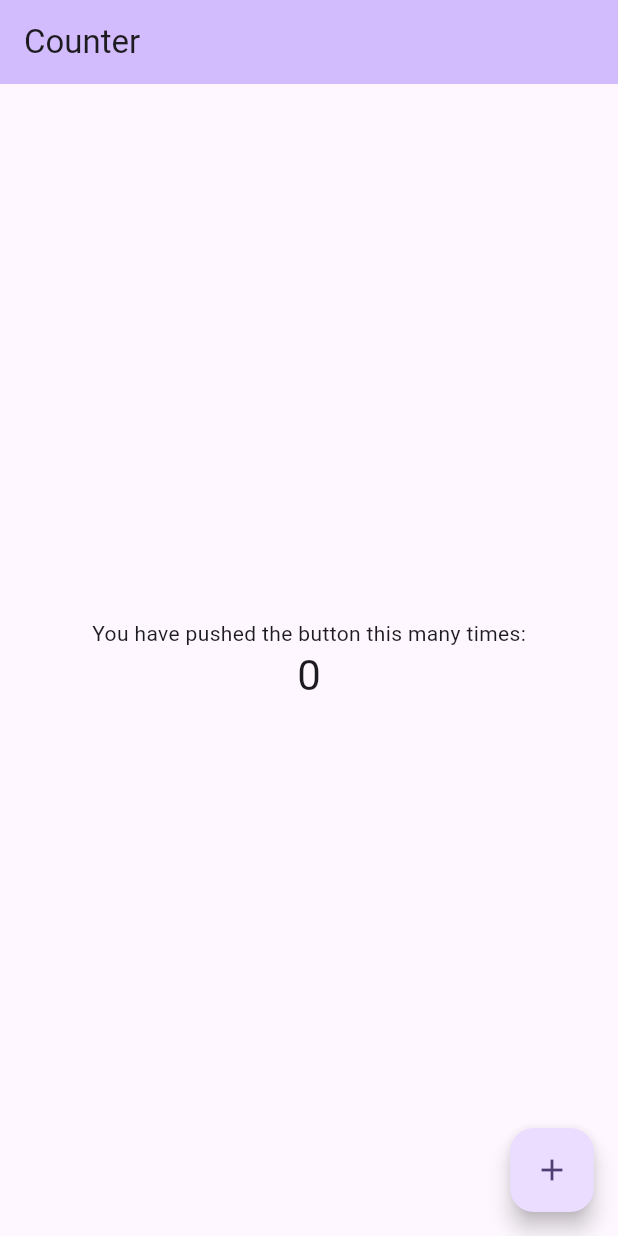
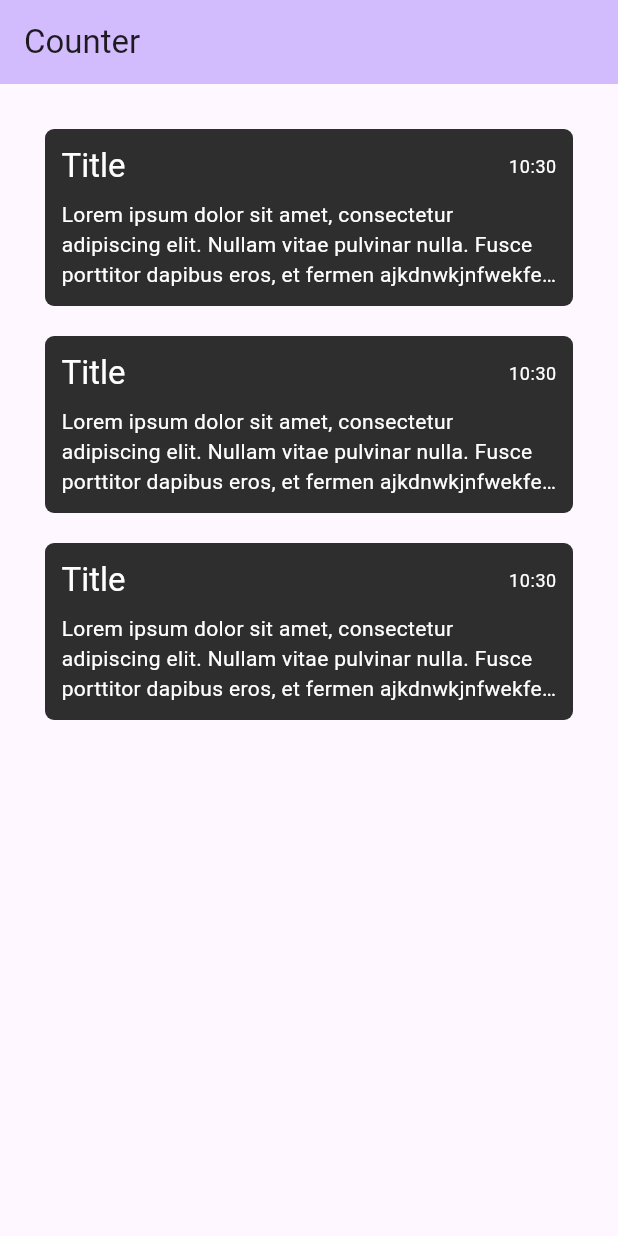
Before and after one commit to gusamyky/planner_app, a Flutter app: the screen it shows after launch, on a phone screen of 412 x 824 dp. Run offline on Flutter 3.47's test engine with Material 2 defaults, Android fonts, the phone set to English and light mode, and no system bars; our stand-ins replace auto_route; project files that could hold a hidden picture were left out.

Commit message:
event tile added

```diff
--- a/lib/src/config/routes/app_router.dart
+++ b/lib/src/config/routes/app_router.dart
@@ -6,5 +6,5 @@ part 'app_router.gr.dart';
 class AppRouter extends _$AppRouter {
   @override
   List<AutoRoute> get routes =>
-      [AutoRoute(page: MyHomeRoute.page, initial: true)];
+      [AutoRoute(page: HomeRoute.page, initial: true)];
 }
--- a/lib/src/core/utils/constants.dart
+++ b/lib/src/core/utils/constants.dart
@@ -15,14 +15,14 @@ class Constants {
   static const double space8 = 8;
   static const double space11 = 11;
   static const double space17 = 17;
-  static const double space23 = 23;
+  static const double space20 = 20;
   static const double space27 = 27;
   static const double space31 = 31;
   static const double space35 = 35;
   static const double space43 = 43;
   static const double space75 = 75;
 
-  static const double appPadding = 20;
+  static const double appPadding = 30;
   static const double appContainerPadding = 35;
   static const double textFieldPadding = 10;
   static const double toggleButtonsPadding = 25;
--- a/lib/src/modules/pages/home/home_page.dart
+++ b/lib/src/modules/pages/home/home_page.dart
@@ -1,22 +1,12 @@
 import 'package:auto_route/auto_route.dart';
 import 'package:flutter/material.dart';
+import 'package:planner_app/src/core/helpers/date_time_extensions.dart';
+import 'package:planner_app/src/core/utils/constants.dart';
+import 'package:planner_app/src/modules/widgets/event_tile.dart';
 
 @RoutePage()
-class MyHomePage extends StatefulWidget {
-  const MyHomePage({super.key});
-
-  @override
-  State<MyHomePage> createState() => _MyHomePageState();
-}
-
-class _MyHomePageState extends State<MyHomePage> {
-  int _counter = 0;
-
-  void _incrementCounter() {
-    setState(() {
-      _counter++;
-    });
-  }
+class HomePage extends StatelessWidget {
+  const HomePage({super.key});
 
   @override
   Widget build(BuildContext context) {
@@ -25,24 +15,18 @@ class _MyHomePageState extends State<MyHomePage> {
         backgroundColor: Theme.of(context).colorScheme.inversePrimary,
         title: const Text('Counter'),
       ),
-      body: Center(
-        child: Column(
-          mainAxisAlignment: MainAxisAlignment.center,
-          children: <Widget>[
-            const Text(
-              'You have pushed the button this many times:',
-            ),
-            Text(
-              '$_counter',
-              style: Theme.of(context).textTheme.headlineMedium,
-            ),
-          ],
+      body: ListView.builder(
+        padding: const EdgeInsets.all(Constants.appPadding),
+        itemCount: 3,
+        itemBuilder: (context, index) => Padding(
+          padding: const EdgeInsets.only(bottom: 20),
+          child: EventTile(
+            title: 'Title',
+            description:
+                '''Lorem ipsum dolor sit amet, consectetur adipiscing elit. Nullam vitae pulvinar nulla. Fusce porttitor dapibus eros, et fermen ajkdnwkjnfwekfemjkerngjnrejngherhgejbghjebrghjberhjgbjhebgjherbgjhbjhergjhrebhjgbejhg''',
+            dateOrTime: DateTime.now().hm,
+          ),
         ),
-      ),
-      floatingActionButton: FloatingActionButton(
-        onPressed: _incrementCounter,
-        tooltip: 'Increment',
-        child: const Icon(Icons.add),
       ),
     );
   }
--- /dev/null
+++ b/lib/src/modules/widgets/event_tile.dart
@@ -0,0 +1,58 @@
+import 'package:flutter/material.dart';
+import 'package:planner_app/src/config/styles/app_colors.dart';
+import 'package:planner_app/src/config/styles/palette.dart';
+import 'package:planner_app/src/core/utils/constants.dart';
+
+class EventTile extends StatelessWidget {
+  const EventTile(
+      {required this.title,
+      required this.description,
+      required this.dateOrTime,
+      super.key});
+  final String title;
+  final String description;
+  final String dateOrTime;
+
+  @override
+  Widget build(BuildContext context) {
+    return Column(
+      children: [
+        Container(
+            padding: const EdgeInsets.all(Constants.space11),
+            decoration: BoxDecoration(
+                color: Palette.tileColor,
+                borderRadius: BorderRadius.circular(6)),
+            child: Column(
+              children: [
+                Row(
+                  mainAxisAlignment: MainAxisAlignment.spaceBetween,
+                  children: [
+                    Text(
+                      title,
+                      style: Theme.of(context).textTheme.titleLarge!.copyWith(
+                            color: AppColors.white,
+                          ),
+                    ),
+                    Text(
+                      dateOrTime,
+                      style: Theme.of(context).textTheme.bodySmall!.copyWith(
+                            color: AppColors.white,
+                          ),
+                    ),
+                  ],
+                ),
+                const SizedBox(height: Constants.space8),
+                Text(
+                  description,
+                  style: Theme.of(context).textTheme.bodyMedium!.copyWith(
+                        color: AppColors.white,
+                      ),
+                  overflow: TextOverflow.ellipsis,
+                  maxLines: 3,
+                ),
+              ],
+            )),
+      ],
+    );
+  }
+}
--- a/pubspec.yaml
+++ b/pubspec.yaml
@@ -17,6 +17,7 @@ dependencies:
   get_it: ^7.6.4
   freezed_annotation: ^2.4.1
   flutter_bloc: ^8.1.3
+  intl: ^0.18.1
 
 dev_dependencies:
   flutter_test:
@@ -35,5 +36,5 @@ flutter:
           weight: 400
         - asset: assets/fonts/Montserrat-SemiBold.ttf
           weight: 600
-  generate: true
+  #generate: true
   uses-material-design: true
```
Also changed, not shown: lib/src/config/styles/app_theme.dart (+7 -4 lines), lib/src/core/helpers/date_time_extensions.dart (added, +27 -0 lines), lib/src/core/helpers/date_time_helpers.dart (added, +9 -0 lines), lib/src/config/routes/app_router.gr.dart, pubspec.lock.
